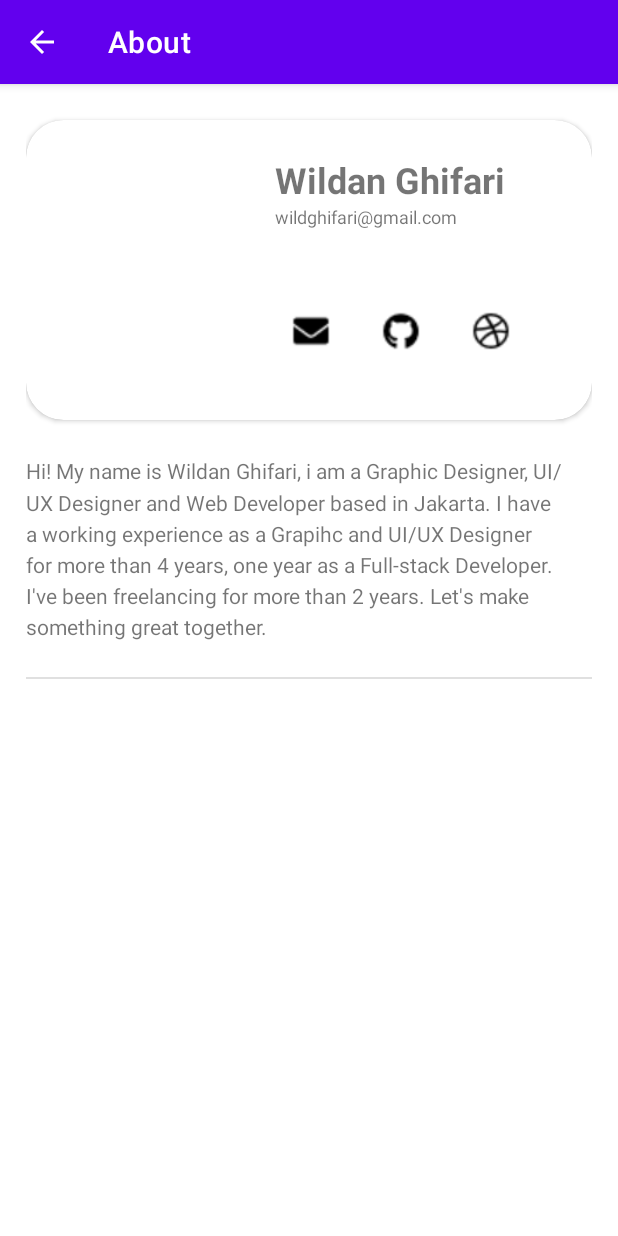
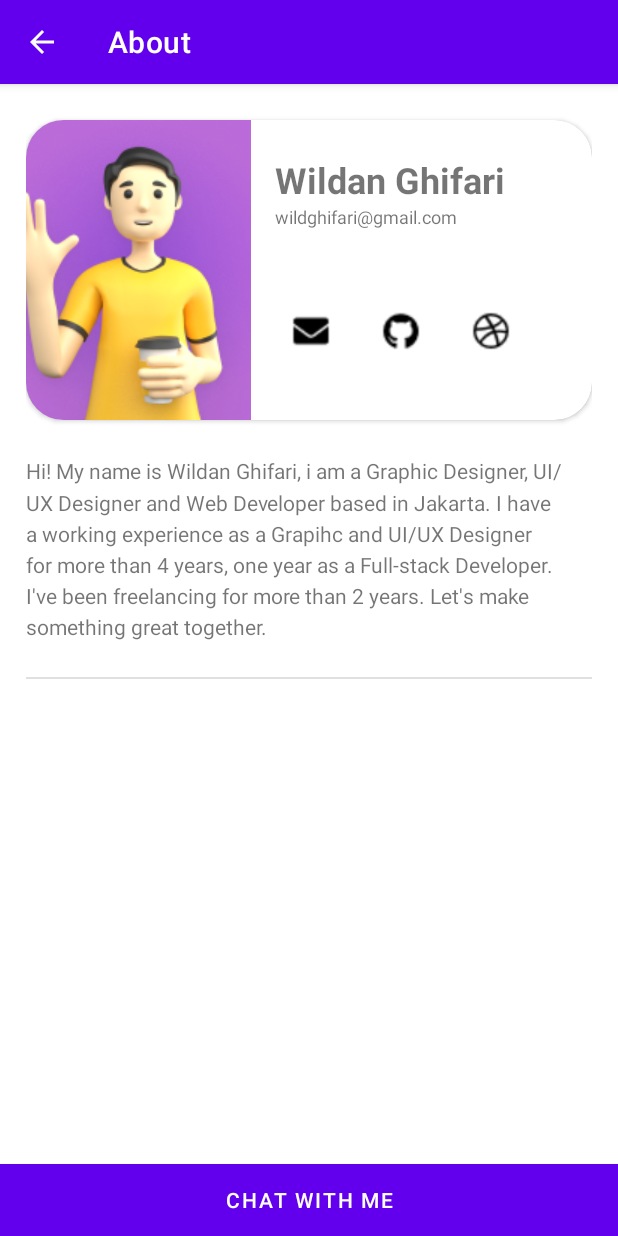
Before and after one commit to wildanGhifari/NutsPedia, an Android app: the ProfileActivity screen opened directly, with no data from a screen before it, on a phone screen of 412 x 824 dp. Run offline under Robolectric (Android 15) with nearby library versions, the phone set to English and light mode, and no system bars.

Commit message:
Upload profile picture, add share button and chat button

```diff
--- a/app/src/main/res/layout/activity_profile.xml
+++ b/app/src/main/res/layout/activity_profile.xml
@@ -1,7 +1,6 @@
 <?xml version="1.0" encoding="utf-8"?>
 <androidx.constraintlayout.widget.ConstraintLayout xmlns:android="http://schemas.android.com/apk/res/android"
     xmlns:app="http://schemas.android.com/apk/res-auto"
-    xmlns:tools="http://schemas.android.com/tools"
     android:layout_width="match_parent"
     android:layout_height="match_parent">
 
@@ -39,7 +38,7 @@
                         android:layout_height="match_parent"
                         android:contentDescription="@string/profile_picture"
                         android:scaleType="centerCrop"
-                        tools:src="@tools:sample/avatars" />
+                        android:src="@drawable/img_wildan" />
 
                     <RelativeLayout
                         android:id="@+id/profile_info"
@@ -127,4 +126,13 @@
         </LinearLayout>
     </ScrollView>
 
+    <Button
+        android:layout_width="match_parent"
+        android:layout_height="wrap_content"
+        android:insetTop="0dp"
+        android:insetBottom="0dp"
+        android:text="@string/chatMe"
+        app:cornerRadius="0dp"
+        app:layout_constraintBottom_toBottomOf="parent" />
+
 </androidx.constraintlayout.widget.ConstraintLayout>
--- a/app/src/main/res/layout/item_listview_nuts.xml
+++ b/app/src/main/res/layout/item_listview_nuts.xml
@@ -63,12 +63,12 @@
             android:orientation="horizontal">
 
             <Button
-                android:id="@+id/btn_lihat_detail"
+                android:id="@+id/btn_share"
                 style="@style/Widget.AppCompat.Button.Colored"
                 android:layout_width="0dp"
                 android:layout_height="wrap_content"
                 android:layout_weight="1"
-                android:text="@string/lihat_detail"
+                android:text="@string/share"
                 android:textSize="12sp"/>
         </LinearLayout>
     </RelativeLayout>
```
Also changed, not shown: app/src/main/res/drawable/img_wildan.png (added).
